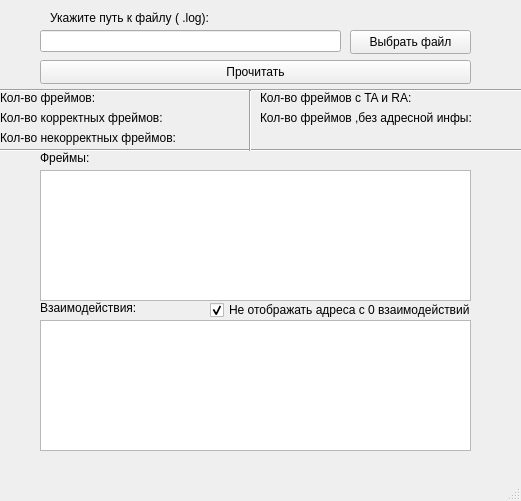
The window that mainwindow.ui (Andrew-McCarthy-Zver/frames_reader) describes before a commit, drawn with Qt 5.
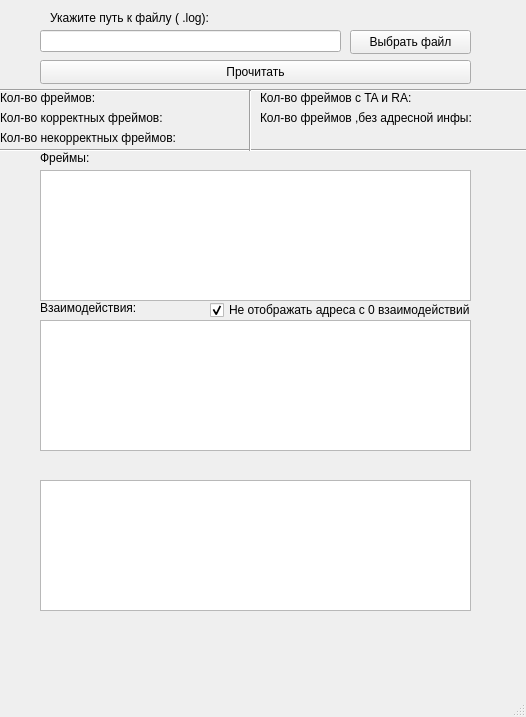
The same window after the commit.

What changed in the file:
```diff
--- a/mainwindow.ui
+++ b/mainwindow.ui
@@ -6,8 +6,8 @@
    <rect>
     <x>0</x>
     <y>0</y>
-    <width>521</width>
-    <height>501</height>
+    <width>526</width>
+    <height>717</height>
    </rect>
   </property>
   <property name="windowTitle">
@@ -297,6 +297,16 @@
      <enum>Qt::Vertical</enum>
     </property>
    </widget>
+   <widget class="QTextBrowser" name="textBrowser_3">
+    <property name="geometry">
+     <rect>
+      <x>40</x>
+      <y>480</y>
+      <width>431</width>
+      <height>131</height>
+     </rect>
+    </property>
+   </widget>
   </widget>
   <widget class="QMenuBar" name="menubar">
    <property name="geometry">
```
Left out of the diff: 2 changed lines with no effect on the pictures.
